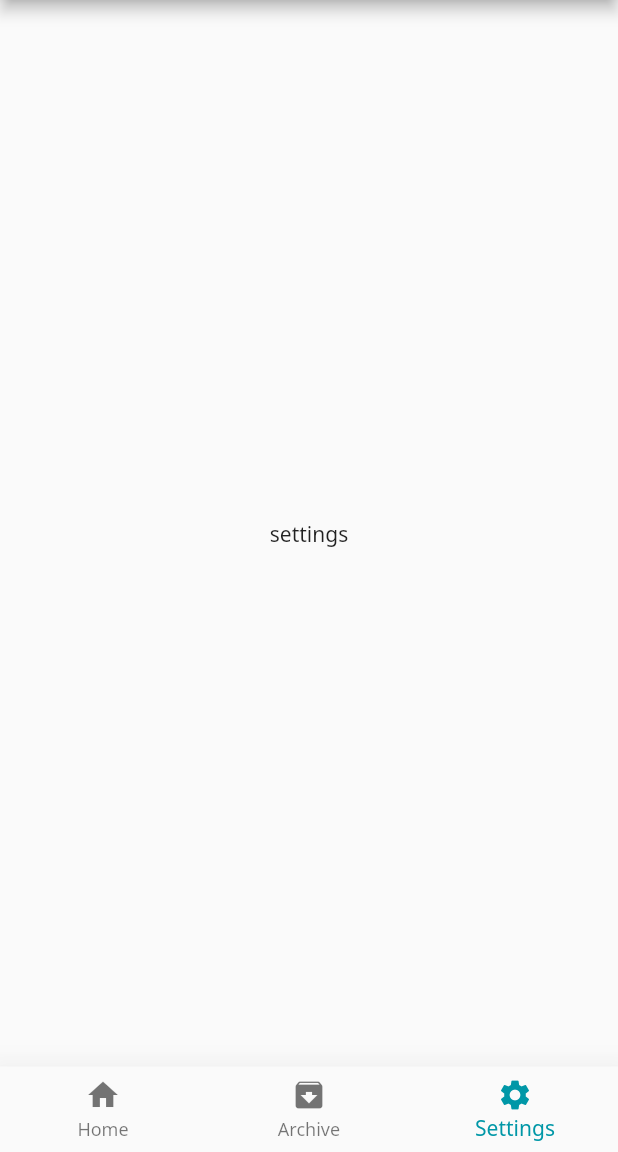
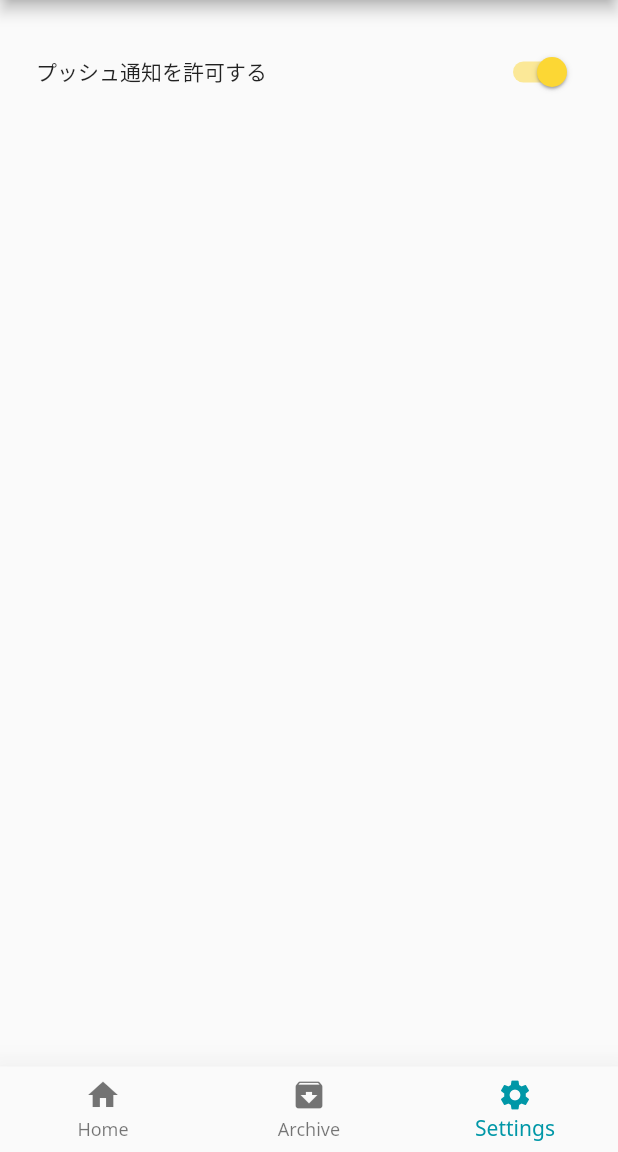
Before and after one commit to fftcysstkm/roughly_scheduler, a Flutter app: the SettingsPage screen opened by its route, on a phone screen of 412 x 824 dp, the part 84-1236 px from its top. Run offline on Flutter 3.47's test engine with Material 2 defaults, Android fonts, the phone set to English and light mode, and no system bars; our stand-ins replace flutter_riverpod, flutter_slidable, freezed_annotation, go_router, google_fonts, grouped_list and 1 more; statements that could not run were skipped.

Commit message:
settingページ少し追加

```diff
--- a/lib/pages/settings/settings_page.dart
+++ b/lib/pages/settings/settings_page.dart
@@ -13,6 +13,42 @@ class SettingsPage extends StatelessWidget {
           centerTitle: true,
           title: const Text('Rough Scheduler'),
         ),
-        body: Center(child: const Text('settings')));
+        body: Padding(
+          padding: const EdgeInsets.all(24.0),
+          child: Column(
+            children: [
+              Row(
+                children: [
+                  Text('プッシュ通知を許可する',
+                      style: Theme.of(context).textTheme.bodyMedium),
+                  Expanded(child: Container()),
+                  const _Switch(),
+                ],
+              )
+            ],
+          ),
+        ));
   }
 }
+
+class _Switch extends StatefulWidget {
+  const _Switch();
+
+  @override
+  State<_Switch> createState() => _SwitchState();
+}
+
+class _SwitchState extends State<_Switch> {
+  bool light = true;
+
+  @override
+  Widget build(BuildContext context) {
+    return Switch(
+        value: light,
+        onChanged: ((value) {
+          setState(() {
+            light = value;
+          });
+        }));
+  }
+}
```
